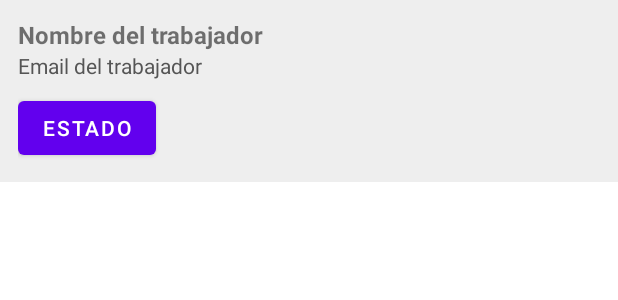
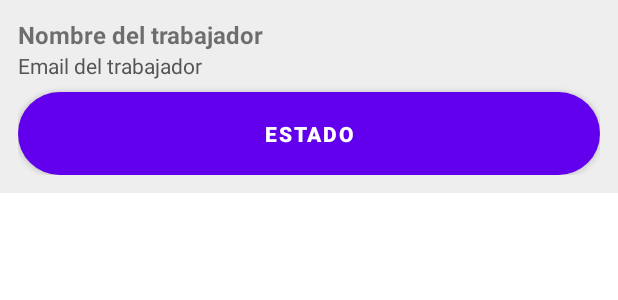
Before and after one commit to xdluisNN/Applogin2025, an Android app: the layout item_trabajador.xml on its own in the app's theme, with its tools: preview values and no code run, on a phone screen of 412 x 824 dp. Shown: the top 300 px of the screen. Run offline under Robolectric (Android 15) with nearby library versions, the phone set to English and light mode, and no system bars.

Commit message:
Cambios xddddd

```diff
--- a/app/src/main/res/layout/item_trabajador.xml
+++ b/app/src/main/res/layout/item_trabajador.xml
@@ -33,17 +33,25 @@
 
     <Button
         android:id="@+id/btnAsignar"
-        android:layout_width="wrap_content"
+        android:layout_width="match_parent"
         android:layout_height="wrap_content"
+        android:layout_marginTop="8dp"
+        android:background="@drawable/bg_green"
+        android:padding="12dp"
         android:text="Asignar Empresa"
-        android:visibility="gone"
-        android:layout_marginTop="8dp"/>
+        android:textColor="@android:color/white"
+        android:textStyle="bold"
+        android:visibility="gone"/>
 
     <Button
         android:id="@+id/btnEstado"
-        android:layout_width="wrap_content"
+        android:layout_width="match_parent"
         android:layout_height="wrap_content"
+        android:layout_marginTop="8dp"
+        android:background="@drawable/bg_green"
+        android:padding="12dp"
         android:text="Estado"
-        android:layout_marginTop="8dp"/>
+        android:textColor="@android:color/white"
+        android:textStyle="bold" />
 
 </LinearLayout>
```
